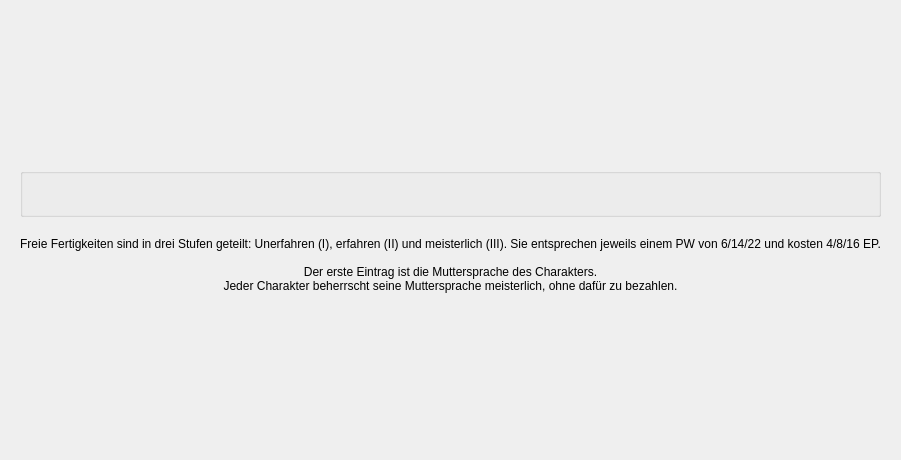
Old version of the form designer/CharakterFreieFert.ui in the repository Aeolitus/Sephrasto.
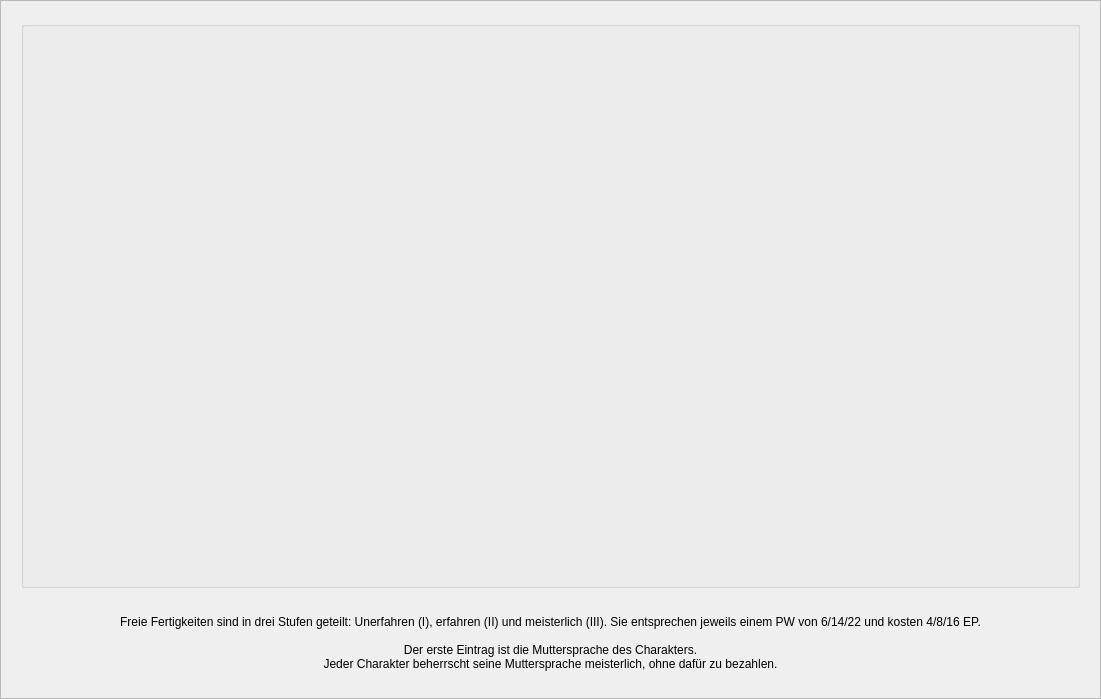
New version of the form.

Commit message: Greatly improve character editor window resize behaviour by adding scroll areas to individual tabs instead of one scrollarea for the entire tab widget. The window can now be resized much smaller than before and will only show scrollbars on tabs that need it.

Diff of the .ui file:
```diff
--- a/designer/CharakterFreieFert.ui
+++ b/designer/CharakterFreieFert.ui
@@ -6,77 +6,62 @@
    <rect>
     <x>0</x>
     <y>0</y>
-    <width>872</width>
-    <height>460</height>
+    <width>1101</width>
+    <height>699</height>
    </rect>
   </property>
   <property name="windowTitle">
    <string>Form</string>
   </property>
-  <layout class="QGridLayout" name="gridLayout_3">
+  <layout class="QVBoxLayout" name="verticalLayout_2">
    <property name="leftMargin">
-    <number>20</number>
+    <number>0</number>
    </property>
    <property name="topMargin">
-    <number>20</number>
+    <number>0</number>
    </property>
    <property name="rightMargin">
-    <number>20</number>
+    <number>0</number>
    </property>
    <property name="bottomMargin">
-    <number>20</number>
+    <number>0</number>
    </property>
-   <item row="0" column="0">
-    <layout class="QGridLayout" name="gridLayout">
-     <property name="verticalSpacing">
-      <number>20</number>
+   <item>
+    <widget class="QScrollArea" name="scrollArea">
+     <property name="widgetResizable">
+      <bool>true</bool>
      </property>
-     <item row="0" column="0">
-      <spacer name="verticalSpacer">
-       <property name="orientation">
-        <enum>Qt::Vertical</enum>
-       </property>
-       <property name="sizeHint" stdset="0">
-        <size>
-         <width>20</width>
-         <height>40</height>
-        </size>
-       </property>
-      </spacer>
-     </item>
-     <item row="3" column="0">
-      <widget class="QLabel" name="labelInfo">
-       <property name="minimumSize">
-        <size>
-         <width>0</width>
-         <height>18</height>
-        </size>
+     <property name="class" stdset="0">
+      <string>transparent</string>
+     </property>
+     <widget class="QWidget" name="scrollAreaWidgetContents">
+      <property name="geometry">
+       <rect>
+        <x>0</x>
+        <y>0</y>
+        <width>1099</width>
+        <height>697</height>
+       </rect>
+      </property>
+      <layout class="QHBoxLayout" name="horizontalLayout">
+       <property name="leftMargin">
+        <number>20</number>
        </property>
-       <property name="text">
-        <string>Freie Fertigkeiten sind in drei Stufen geteilt: Unerfahren (I), erfahren (II) und meisterlich (III). Sie entsprechen jeweils einem PW von 6/14/22 und kosten 4/8/16 EP.
-
-Der erste Eintrag ist die Muttersprache des Charakters.
-Jeder Charakter beherrscht seine Muttersprache meisterlich, ohne dafür zu bezahlen.</string>
+       <property name="topMargin">
+        <number>20</number>
        </property>
-       <property name="alignment">
-        <set>Qt::AlignCenter</set>
+       <property name="rightMargin">
+        <number>20</number>
        </property>
-      </widget>
-     </item>
-     <item row="4" column="0">
-      <spacer name="verticalSpacer_2">
-       <property name="orientation">
-        <enum>Qt::Vertical</enum>
+       <property name="bottomMargin">
+        <number>20</number>
        </property>
-       <property name="sizeHint" stdset="0">
-        <size>
-         <width>20</width>
-         <height>40</height>
-        </size>
-       </property>
-      </spacer>
-     </item>
-     <item row="2" column="0">
+       <item>
+        <layout class="QVBoxLayout" name="verticalLayout">
+         <property name="spacing">
+          <number>20</number>
+         </property>
+         <item>
       <widget class="QGroupBox" name="groupBox">
        <property name="title">
         <string/>
@@ -103,7 +88,33 @@
        </layout>
       </widget>
      </item>
-    </layout>
+         <item>
+          <widget class="QLabel" name="labelInfo">
+           <property name="sizePolicy">
+            <sizepolicy hsizetype="Preferred" vsizetype="Fixed">
+             <horstretch>0</horstretch>
+             <verstretch>0</verstretch>
+            </sizepolicy>
+           </property>
+           <property name="text">
+            <string>Freie Fertigkeiten sind in drei Stufen geteilt: Unerfahren (I), erfahren (II) und meisterlich (III). Sie entsprechen jeweils einem PW von 6/14/22 und kosten 4/8/16 EP.
+
+Der erste Eintrag ist die Muttersprache des Charakters.
+Jeder Charakter beherrscht seine Muttersprache meisterlich, ohne dafür zu bezahlen.</string>
+           </property>
+           <property name="alignment">
+            <set>Qt::AlignmentFlag::AlignCenter</set>
+           </property>
+           <property name="wordWrap">
+            <bool>true</bool>
+           </property>
+          </widget>
+         </item>
+        </layout>
+       </item>
+      </layout>
+     </widget>
+    </widget>
    </item>
   </layout>
  </widget>
```
Left out of the diff: 2 changed lines with no effect on the pictures. Lines whose indentation alone changed are shown as unchanged. The commit also changes 14 other files.
